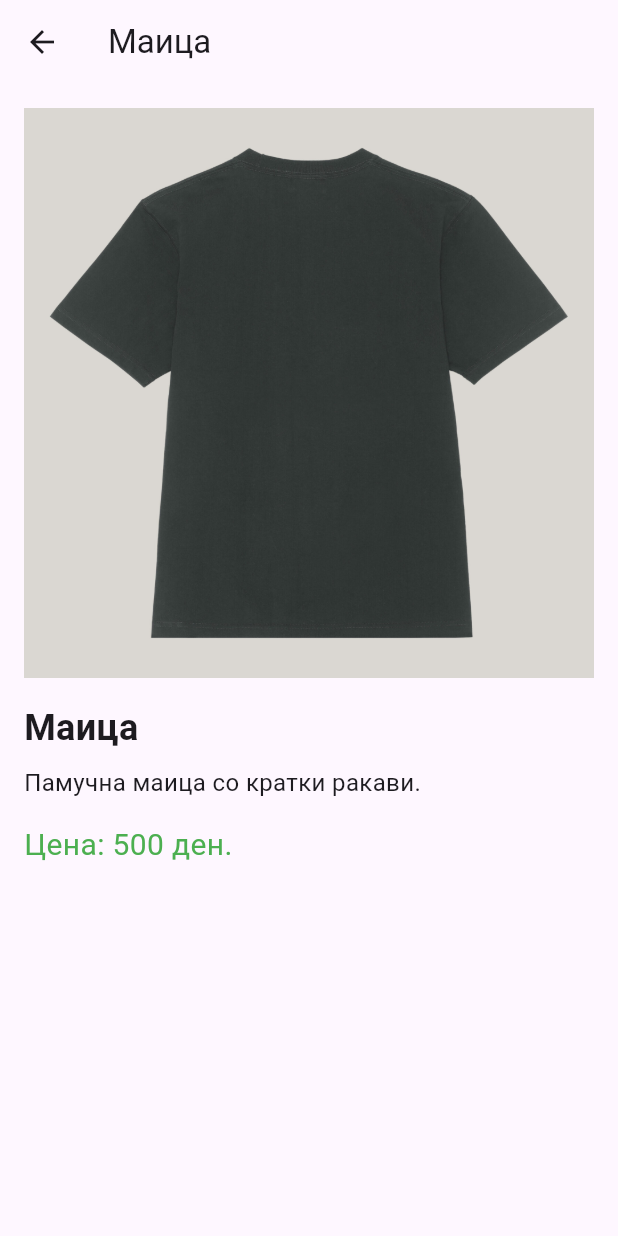
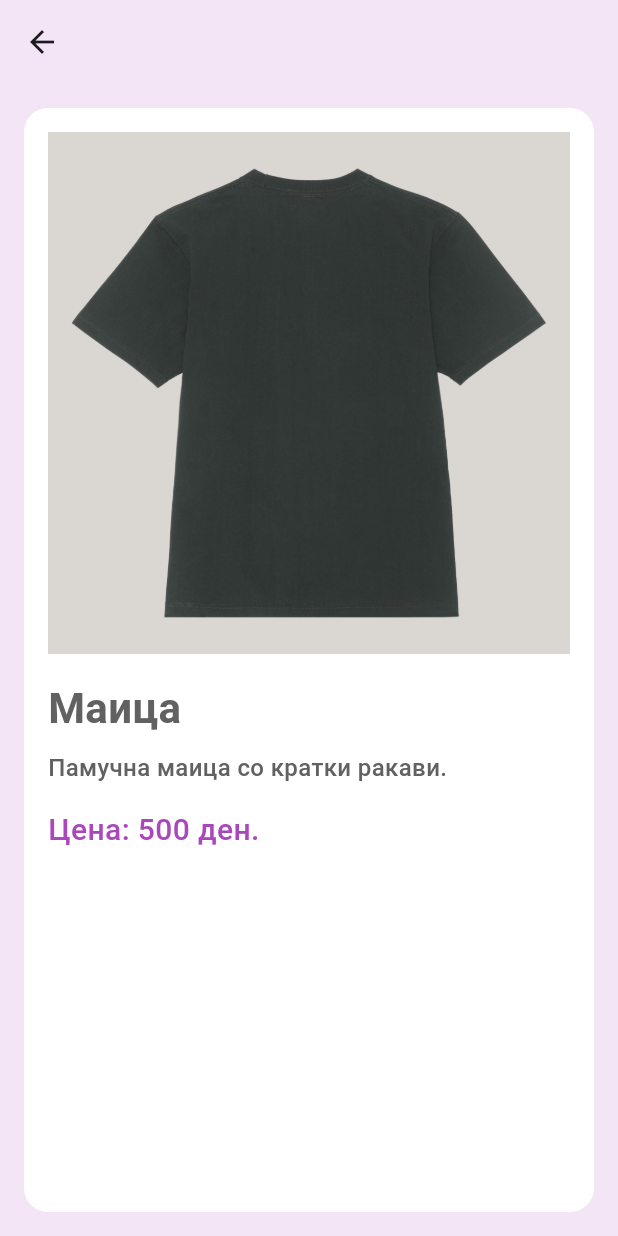
Before and after one commit to kbogojoska/MIS_lab1, a Flutter app: the screen it shows after launch, after a tap on "Маица", on a phone screen of 412 x 824 dp. Run offline on Flutter 3.47's test engine with Material 3 defaults, Android fonts, the phone set to English and light mode, and no system bars.

Commit message:
adding styling

```diff
--- a/lib/main.dart
+++ b/lib/main.dart
@@ -11,7 +11,14 @@ class ClothingApp extends StatelessWidget {
     return MaterialApp(
       debugShowCheckedModeBanner: false,
       title: 'Clothing App',
-      theme: ThemeData(primarySwatch: Colors.blue),
+      theme: ThemeData(
+        primarySwatch: Colors.blue,
+        visualDensity: VisualDensity.adaptivePlatformDensity,
+        textTheme: TextTheme(
+          titleLarge: TextStyle(fontSize: 20, fontWeight: FontWeight.bold),
+          bodyMedium: TextStyle(fontSize: 16, color: Colors.grey[700]),
+        ),
+      ),
       home: StartingScreen(),
     );
   }
--- a/lib/screens/details_screen.dart
+++ b/lib/screens/details_screen.dart
@@ -1,4 +1,5 @@
 import 'package:flutter/material.dart';
+import 'package:flutter/services.dart';
 
 class DetailsScreen extends StatelessWidget {
   final Map<String, dynamic> item;
@@ -9,10 +10,27 @@ class DetailsScreen extends StatelessWidget {
   Widget build(BuildContext context) {
     return Scaffold(
       appBar: AppBar(
-        title: Text(item['name']),
+        centerTitle: true,
+        title: Container(
+          padding: EdgeInsets.symmetric(vertical: 12.0, horizontal: 20.0),
         ),
-      body: Padding(
+        backgroundColor: Colors.purple.shade50,
+        elevation: 0,
+        systemOverlayStyle: SystemUiOverlayStyle.dark,
+      ),
+      body: Container(
+        color: Colors.purple.shade50,
+        child: Padding(
           padding: EdgeInsets.all(16.0),
+          child: Center(
+            child: Container(
+              width: double.infinity,
+              constraints: BoxConstraints(maxWidth: 400),
+              padding: EdgeInsets.all(16.0),
+              decoration: BoxDecoration(
+                color: Colors.white,
+                borderRadius: BorderRadius.circular(16),
+              ),
               child: Column(
                 crossAxisAlignment: CrossAxisAlignment.start,
                 children: [
@@ -20,19 +38,26 @@ class DetailsScreen extends StatelessWidget {
                   SizedBox(height: 16),
                   Text(
                     item['name'],
-              style: TextStyle(fontSize: 24, fontWeight: FontWeight.bold),
+                    style: TextStyle(fontSize: 28, fontWeight: FontWeight.bold),
                   ),
                   SizedBox(height: 8),
                   Text(
                     item['description'],
-              style: TextStyle(fontSize: 16),
+                    style: TextStyle(fontSize: 16, fontWeight: FontWeight.w500),
                   ),
                   SizedBox(height: 16),
                   Text(
                     'Цена: ${item['price']} ден.',
-              style: TextStyle(fontSize: 20, color: Colors.green),
+                    style: TextStyle(
+                      fontSize: 20,
+                      fontWeight: FontWeight.w500,
+                      color: Colors.purple.shade400,
+                    ),
                   ),
                 ],
+              ),
+            ),
+          ),
         ),
       ),
     );
--- a/lib/screens/home_screen.dart
+++ b/lib/screens/home_screen.dart
@@ -1,5 +1,6 @@
 import 'package:flutter/material.dart';
-import 'details_screen.dart';
+import 'package:flutter/services.dart';
+import 'package:mis_lab1/screens/details_screen.dart';
 
 class StartingScreen extends StatelessWidget {
   final List<Map<String, dynamic>> listOfClothing = [
@@ -32,19 +33,77 @@ class StartingScreen extends StatelessWidget {
   @override
   Widget build(BuildContext context) {
     return Scaffold(
-      appBar: AppBar(
-        title: Text('211140'),
+      appBar: PreferredSize(
+        preferredSize: Size.fromHeight(100),
+        child: Container(
+          margin: EdgeInsets.only(top: 40.0, left: 16.0, right: 16.0),
+          child: AppBar(
+            centerTitle: true,
+            title: Container(
+              padding: EdgeInsets.symmetric(vertical: 12.0, horizontal: 50.0),
+              decoration: BoxDecoration(
+                color: Colors.purple.shade200,
+                borderRadius: BorderRadius.circular(12),
+                border: Border(bottom: BorderSide(color: Colors.purple.shade300, width: 2)),
               ),
-      body: ListView.builder(
+              child: Text(
+                '211140',
+                style: TextStyle(
+                  fontWeight: FontWeight.bold,
+                  fontSize: 24,
+                  color: Colors.white,
+                ),
+              ),
+            ),
+            backgroundColor: Colors.transparent,
+            elevation: 0,
+            systemOverlayStyle: SystemUiOverlayStyle.dark,
+          ),
+        ),
+      ),
+      body: Container(
+        child: Padding(
+          padding: EdgeInsets.symmetric(vertical: 40.0),
+          child: ListView.builder(
             itemCount: listOfClothing.length,
             itemBuilder: (context, index) {
               final item = listOfClothing[index];
               return Card(
-            margin: EdgeInsets.all(10),
+                elevation: 4,
+                margin: EdgeInsets.symmetric(horizontal: 16, vertical: 8),
+                shape: RoundedRectangleBorder(
+                  borderRadius: BorderRadius.circular(12),
+                ),
                 child: ListTile(
-              leading: Image.asset(item['imageUrl']),
-              title: Text(item['name']),
-              subtitle: Text('${item['price']} ден.'),
+                  contentPadding: EdgeInsets.all(12),
+                  leading: ClipRRect(
+                    borderRadius: BorderRadius.circular(10),
+                    child: Image.asset(
+                      item['imageUrl'],
+                      width: 60,
+                      height: 60,
+                      fit: BoxFit.cover,
+                    ),
+                  ),
+                  title: Text(
+                    item['name'],
+                    style: TextStyle(
+                      fontWeight: FontWeight.w600,
+                      fontSize: 18,
+                    ),
+                  ),
+                  subtitle: Text(
+                    '${item['price']} ден.',
+                    style: TextStyle(
+                      color: Colors.purple,
+                      fontWeight: FontWeight.w500,
+                    ),
+                  ),
+                  trailing: Icon(
+                    Icons.arrow_forward_ios,
+                    color: Colors.grey[600],
+                    size: 20,
+                  ),
                   onTap: () {
                     Navigator.push(
                       context,
@@ -57,6 +116,8 @@ class StartingScreen extends StatelessWidget {
               );
             },
           ),
+        ),
+      ),
     );
   }
 }
```
Also changed, not shown: assets/app_overview/screenshot1.png (added), assets/app_overview/screenshot2.png (added), 77 other files. Lines whose indentation alone changed are shown as unchanged.
